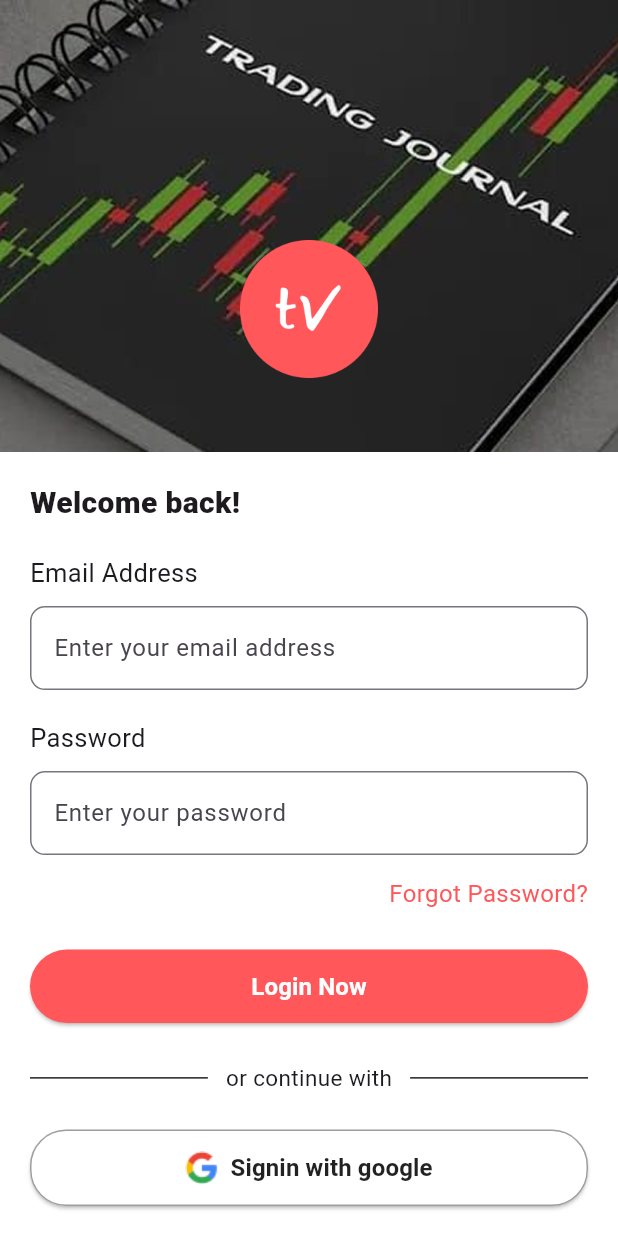
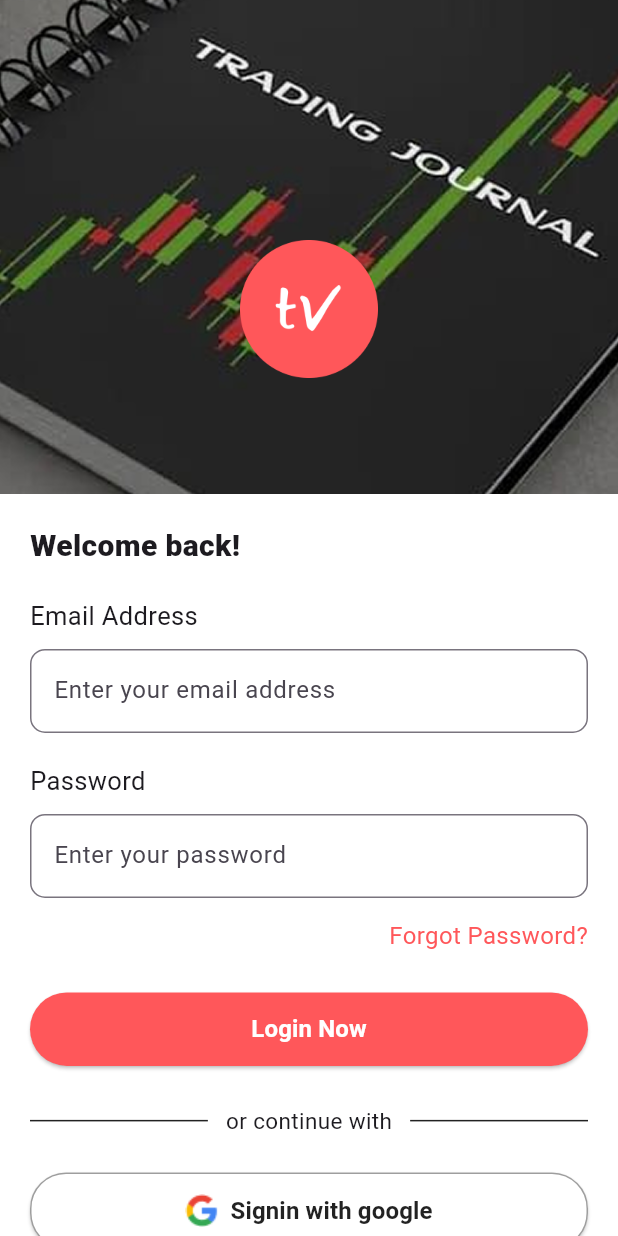
Before and after one commit to Skh121/TradeVerse, a Flutter app: the screen it shows after launch, on a phone screen of 412 x 824 dp. Run offline on Flutter 3.47's test engine with Material 3 defaults, Android fonts, the phone set to English and light mode, and no system bars; our stand-ins replace lottie.

Commit message:
Mediaquery Added

```diff
--- a/lib/view/login_screen.dart
+++ b/lib/view/login_screen.dart
@@ -48,6 +48,9 @@ class _LoginScreenState extends State<LoginScreen> {
 
   @override
   Widget build(BuildContext context) {
+
+    final size = MediaQuery.of(context).size;
+
     return Scaffold(
       backgroundColor: Colors.white,
       body: SingleChildScrollView(
@@ -58,7 +61,7 @@ class _LoginScreenState extends State<LoginScreen> {
             children: [
               Stack(
                 children: [
-                  Image.asset('assets/images/backgroundImage.png'),
+                  SizedBox(width: double.infinity, height:  size.height * 0.4, child: Image.asset('assets/images/backgroundImage.png',fit: BoxFit.cover,)),
                   Positioned(
                     top: 160,
                     left: 0,
--- a/lib/view/signup_screen.dart
+++ b/lib/view/signup_screen.dart
@@ -27,7 +27,7 @@ class _SignupScreenState extends State<SignupScreen> {
             Stack(
               children: [
                 SizedBox(
-                  height: screenHeight * 0.22,
+                  height: screenHeight * 0.25,
                   width: double.infinity,
                   child: Image.asset(
                     "assets/images/backgroundImage.png",
```
Also changed, not shown: 1 other file.
